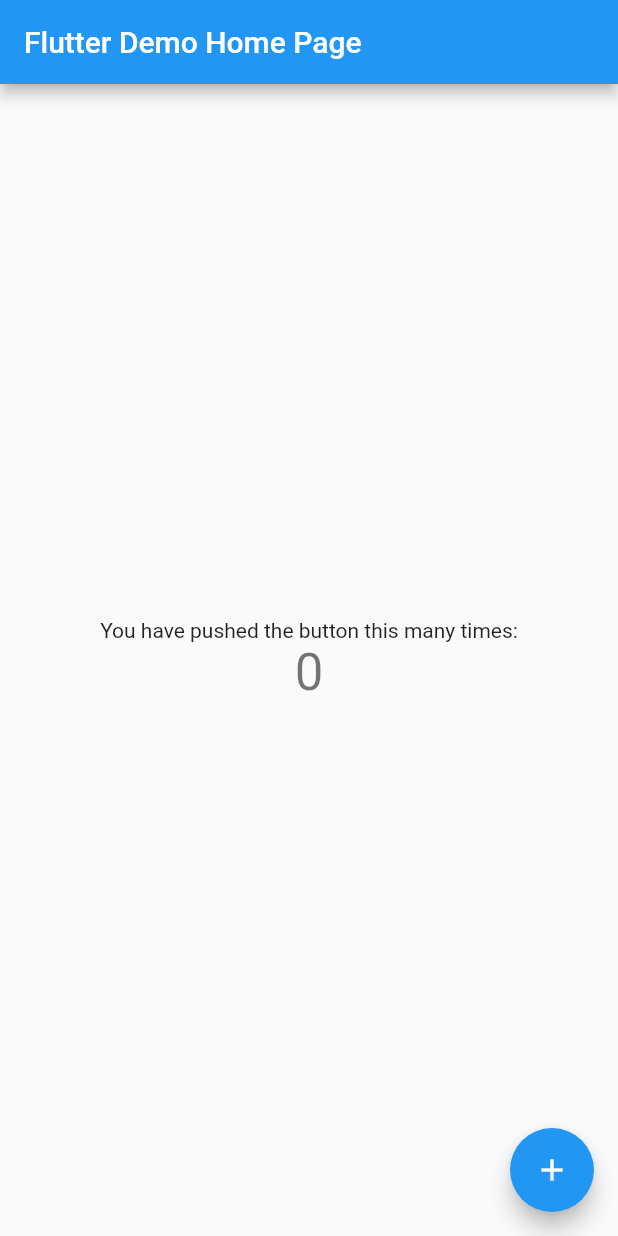
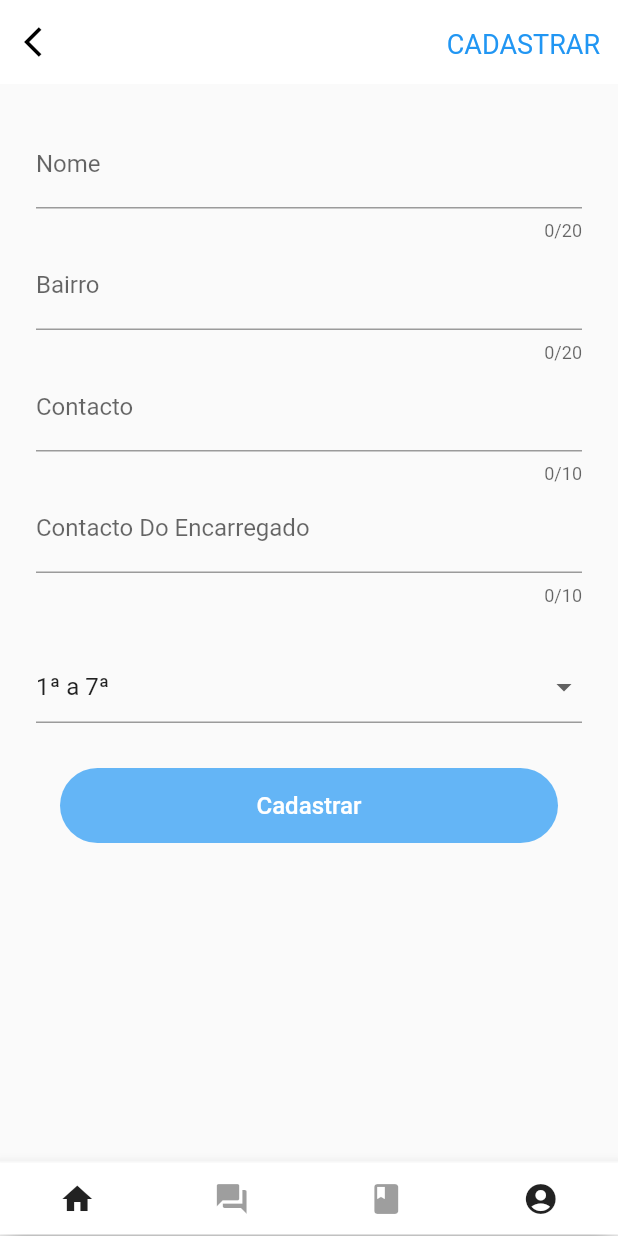
Before and after one commit to Jaimrg/Ed_App, a Flutter app: the screen it shows after launch, on a phone screen of 412 x 824 dp. Run offline on Flutter 3.47's test engine with Material 2 defaults, Android fonts, the phone set to English and light mode, and no system bars; missing offline and left inert: horizontal_data_table; Roboto replaces fonts that are missing (AkayaTelivigala, Raleway).

Commit message:
Primeiro Commit

```diff
--- /dev/null
+++ b/lib/form_screen.dart
@@ -0,0 +1,213 @@
+import 'package:flutter/material.dart';
+import 'data_table.dart';
+
+class FormScreen extends StatefulWidget {
+  @override
+  State<StatefulWidget> createState() {
+    return FormScreenState();
+  }
+}
+
+class FormScreenState extends State<FormScreen> {
+  //Variaveis
+  late String _classe;
+  List _classes = [
+    '1ª a 7ª',
+    '8ª a 10ª',
+    '11ª e 12ª',
+    'Preparação',
+    'Médio',
+    'Superior'
+  ];
+  //late String value;
+
+  final topBar = new AppBar(
+    backgroundColor: Colors.white,
+    // centerTitle: true,
+    elevation: 0.0,
+    leading: new Icon(Icons.arrow_back_ios, color: Colors.black),
+    /*title: new Padding(
+      //height: 35.0,
+      padding: const EdgeInsets.only(left: 175.0),
+      child: new Text("CADASTRAR"),
+
+    ),*/
+    actions: <Widget>[
+      Padding(
+          padding: const EdgeInsets.only(right: 12.0, top: 19.0),
+          child: new Text(
+            "CADASTRAR",
+            style: TextStyle(
+                color: Colors.blue,
+                fontSize: 18,
+                fontWeight: FontWeight.normal,
+                fontFamily: 'AkayaTelivigala'),
+          ))
+    ],
+  );
+
+  final GlobalKey<FormState> _formKey = GlobalKey<FormState>();
+
+  Widget _buildName() {
+    return TextFormField(
+      decoration: InputDecoration(labelText: 'Nome'),
+      maxLength: 20,
+    );
+  }
+
+  Widget _buildBairro() {
+    return TextFormField(
+      decoration: InputDecoration(labelText: 'Bairro'),
+      maxLength: 20,
+    );
+  }
+
+  Widget _buildTelefone() {
+    return TextFormField(
+      decoration: InputDecoration(labelText: 'Contacto'),
+      maxLength: 10,
+    );
+  }
+
+  Widget _buildTelefone_Enc() {
+    return TextFormField(
+      decoration: InputDecoration(labelText: 'Contacto Do Encarregado'),
+      maxLength: 10,
+    );
+  }
+
+  Widget? _buildClasse() {}
+
+  var selectedCurrency, selectedType;
+  final GlobalKey<FormState> _formKeyValue = new GlobalKey<FormState>();
+  List<String> _accountType = <String>[
+    'Savings',
+    'Deposit',
+    'Checking',
+    'Brokerage'
+  ];
+  final sugars = [
+    '1ª a 7ª',
+    '8ª a 10ª',
+    '11ª e 12ª',
+    'Preparação',
+    'Médio',
+    'Superior'
+  ];
+  String? _currentSugars = '1ª a 7ª';
+  @override
+  Widget build(BuildContext context) {
+    return Scaffold(
+        appBar: topBar,
+        body: SingleChildScrollView(
+            child: Container(
+                margin: EdgeInsets.all(24),
+                child: Form(
+                    key: _formKey,
+                    child: Column(
+                        mainAxisAlignment: MainAxisAlignment.center,
+                        children: <Widget>[
+                          _buildName(),
+                          _buildBairro(),
+                          _buildTelefone(),
+                          _buildTelefone_Enc(),
+                          SizedBox(height: 30),
+                          /*Container(
+                            child: DropdownButton(
+                          hint: Text('Classe'),
+                          value: _classe,
+                          items: _classes.map((value) {
+                            return DropdownMenuItem(
+                              child: Text(value),
+                              value: value,
+                            );
+                          }).toList(),
+                          onChanged: (value) {
+                            setState(() {
+                               _classe = value;
+                            });
+                          },
+                        ))*/
+
+                          DropdownButtonFormField<String>(
+                            value: _currentSugars,
+                            // decoration: const textInputDecoration,
+                            items: sugars.map((sugar) {
+                              return DropdownMenuItem(
+                                value: sugar,
+                                child: Text(sugar),
+                              );
+                            }).toList(),
+                            onChanged: (val) =>
+                                setState(() => _currentSugars = val),
+                          ),
+                          SizedBox(height: 30),
+                          Container(
+                            color: Colors.transparent,
+                            width: MediaQuery.of(context).size.width,
+                            height: 50,
+                            padding: EdgeInsets.only(right: 16.0, left: 16.0),
+                            child: FlatButton(
+                              shape: new RoundedRectangleBorder(
+                                borderRadius: new BorderRadius.circular(30.0),
+                              ),
+                              onPressed: () {},
+                              color: Colors.blue[300],
+                              child: Text(
+                                "Cadastrar",
+                                style: TextStyle(
+                                  color: Colors.white,
+                                  fontFamily: 'Raleway',
+                                  fontSize: 16.0,
+                                ),
+                              ),
+                            ),
+                          )
+                        ])))),
+        bottomNavigationBar: new Container(
+          color: Colors.white,
+          height: 50.0,
+          alignment: Alignment.center,
+          child: new BottomAppBar(
+            child: new Row(
+              // alignment: MainAxisAlignment.spaceAround,
+              mainAxisAlignment: MainAxisAlignment.spaceAround,
+              children: <Widget>[
+                new IconButton(
+                  icon: Icon(Icons.home),
+                  onPressed: () {
+                    Navigator.push(
+                      context,
+                      MaterialPageRoute(builder: (context) => new FormScreen()),
+                    );
+                  },
+                ),
+                new IconButton(
+                  icon: Icon(
+                    Icons.question_answer,
+                  ),
+                  onPressed: null,
+                ),
+                new IconButton(
+                  icon: Icon(
+                    Icons.book,
+                  ),
+                  onPressed: null,
+                ),
+                new IconButton(
+                  icon: Icon(
+                    Icons.account_circle_rounded,
+                  ),
+                  onPressed: () {
+                    Navigator.push(
+                      context,
+                      MaterialPageRoute(builder: (context) => new Datatable()),
+                    );
+                  },
+                ),
+              ],
+            ),
+          ),
+        ));
+  }
+}
--- a/lib/main.dart
+++ b/lib/main.dart
@@ -1,113 +1,19 @@
 import 'package:flutter/material.dart';
+import 'form_screen.dart';
 
 void main() {
   runApp(MyApp());
 }
 
 class MyApp extends StatelessWidget {
-  // This widget is the root of your application.
   @override
   Widget build(BuildContext context) {
     return MaterialApp(
       title: 'Flutter Demo',
       theme: ThemeData(
-        // This is the theme of your application.
-        //
-        // Try running your application with "flutter run". You'll see the
-        // application has a blue toolbar. Then, without quitting the app, try
-        // changing the primarySwatch below to Colors.green and then invoke
-        // "hot reload" (press "r" in the console where you ran "flutter run",
-        // or simply save your changes to "hot reload" in a Flutter IDE).
-        // Notice that the counter didn't reset back to zero; the application
-        // is not restarted.
         primarySwatch: Colors.blue,
       ),
-      home: MyHomePage(title: 'Flutter Demo Home Page'),
+      home: FormScreen(),
     );
   }
 }
-
-class MyHomePage extends StatefulWidget {
-  MyHomePage({Key? key, required this.title}) : super(key: key);
-
-  // This widget is the home page of your application. It is stateful, meaning
-  // that it has a State object (defined below) that contains fields that affect
-  // how it looks.
-
-  // This class is the configuration for the state. It holds the values (in this
-  // case the title) provided by the parent (in this case the App widget) and
-  // used by the build method of the State. Fields in a Widget subclass are
-  // always marked "final".
-
-  final String title;
-
-  @override
-  _MyHomePageState createState() => _MyHomePageState();
-}
-
-class _MyHomePageState extends State<MyHomePage> {
-  int _counter = 0;
-
-  void _incrementCounter() {
-    setState(() {
-      // This call to setState tells the Flutter framework that something has
-      // changed in this State, which causes it to rerun the build method below
-      // so that the display can reflect the updated values. If we changed
-      // _counter without calling setState(), then the build method would not be
-      // called again, and so nothing would appear to happen.
-      _counter++;
-    });
-  }
-
-  @override
-  Widget build(BuildContext context) {
-    // This method is rerun every time setState is called, for instance as done
-    // by the _incrementCounter method above.
-    //
-    // The Flutter framework has been optimized to make rerunning build methods
-    // fast, so that you can just rebuild anything that needs updating rather
-    // than having to individually change instances of widgets.
-    return Scaffold(
-      appBar: AppBar(
-        // Here we take the value from the MyHomePage object that was created by
-        // the App.build method, and use it to set our appbar title.
-        title: Text(widget.title),
-      ),
-      body: Center(
-        // Center is a layout widget. It takes a single child and positions it
-        // in the middle of the parent.
-        child: Column(
-          // Column is also a layout widget. It takes a list of children and
-          // arranges them vertically. By default, it sizes itself to fit its
-          // children horizontally, and tries to be as tall as its parent.
-          //
-          // Invoke "debug painting" (press "p" in the console, choose the
-          // "Toggle Debug Paint" action from the Flutter Inspector in Android
-          // Studio, or the "Toggle Debug Paint" command in Visual Studio Code)
-          // to see the wireframe for each widget.
-          //
-          // Column has various properties to control how it sizes itself and
-          // how it positions its children. Here we use mainAxisAlignment to
-          // center the children vertically; the main axis here is the vertical
-          // axis because Columns are vertical (the cross axis would be
-          // horizontal).
-          mainAxisAlignment: MainAxisAlignment.center,
-          children: <Widget>[
-            Text(
-              'You have pushed the button this many times:',
-            ),
-            Text(
-              '$_counter',
-              style: Theme.of(context).textTheme.headline4,
-            ),
-          ],
-        ),
-      ),
-      floatingActionButton: FloatingActionButton(
-        onPressed: _incrementCounter,
-        tooltip: 'Increment',
-        child: Icon(Icons.add),
-      ), // This trailing comma makes auto-formatting nicer for build methods.
-    );
-  }
-}
--- /dev/null
+++ b/lib/model/Info_Aluno.dart
@@ -0,0 +1,13 @@
+class Info_Aluno {
+  String nome;
+  bool estado;
+  String bairro;
+  String telefone;
+  String telefone_enc;
+  String classe;
+  double valor;
+  String data_pagamento;
+
+  Info_Aluno(this.nome, this.estado, this.classe, this.bairro, this.telefone,
+      this.telefone_enc, this.data_pagamento, this.valor);
+}
--- a/pubspec.yaml
+++ b/pubspec.yaml
@@ -21,6 +21,7 @@
   sdk: ">=2.12.0 <3.0.0"
 
 dependencies:
+  horizontal_data_table: ^3.4.3
   flutter:
     sdk: flutter
 
```
Also changed, not shown: lib/data_table.dart (added, +199 -0 lines), lib/model/Aluno.dart (added, +37 -0 lines), pubspec.lock.
